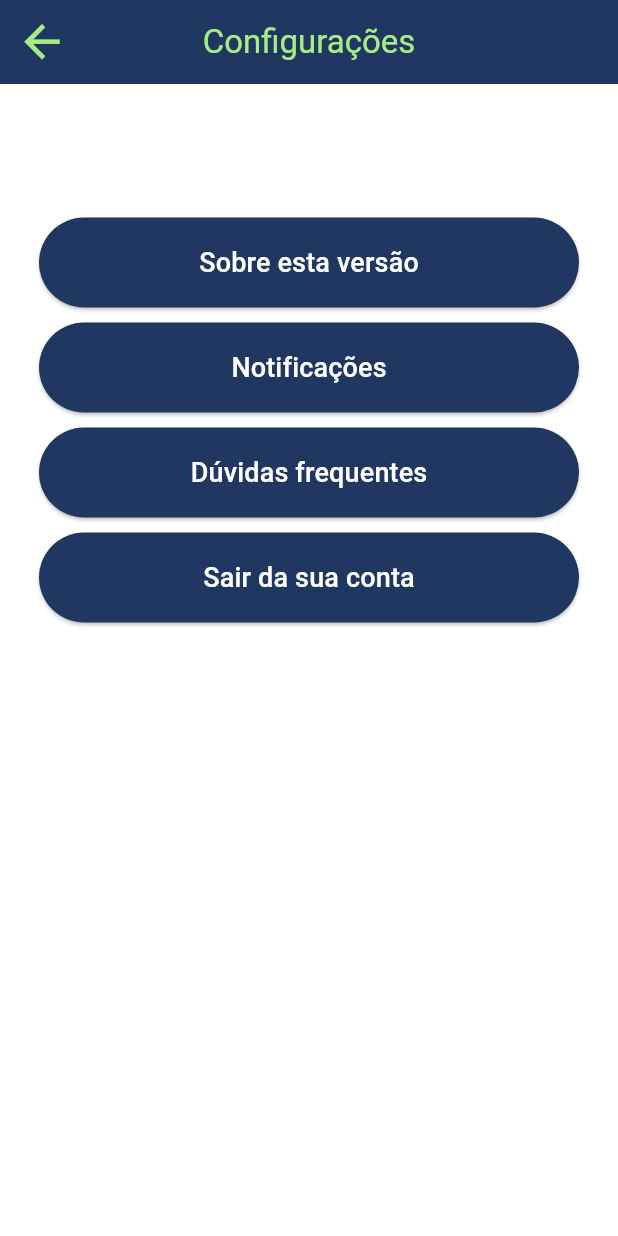
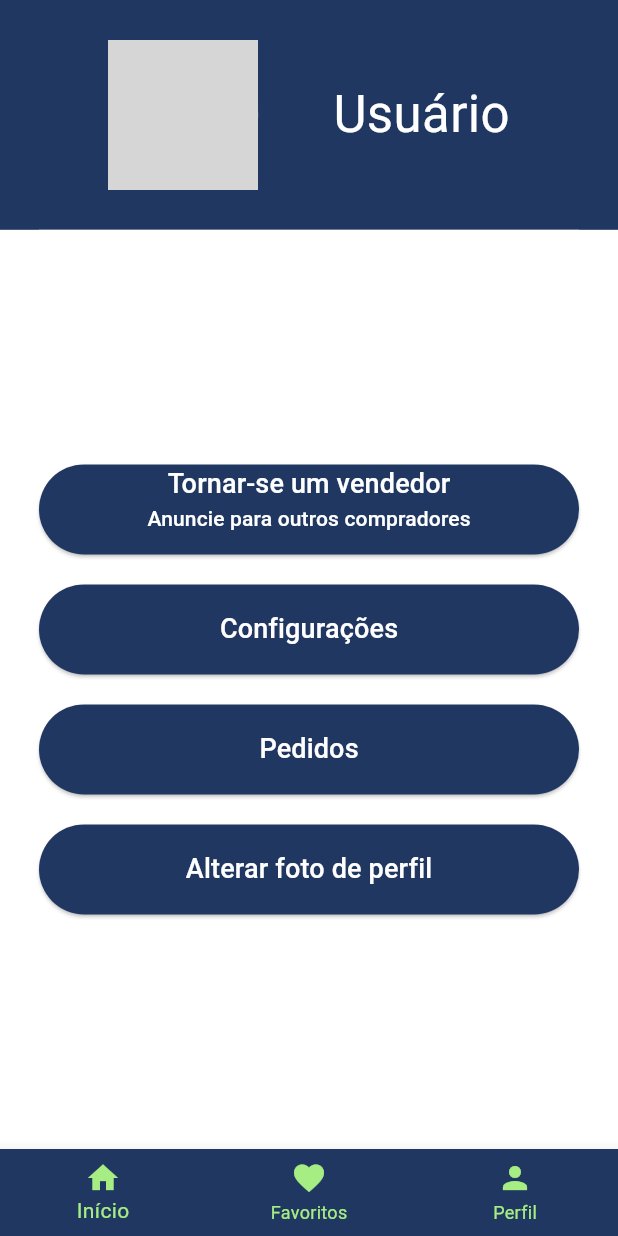
Before and after one commit to wnetohr/uplace, a Flutter app: the MyHomePage screen opened directly, item 3 of the bottom bar chosen, on a phone screen of 412 x 824 dp. Run offline on Flutter 3.47's test engine with Material 3 defaults, Android fonts, the phone set to English and light mode, and no system bars; our stand-ins replace cloud_firestore, decimal, firebase_auth, firebase_core, font_awesome_flutter; accounts and stored records are empty; network calls fail; Roboto replaces fonts that are missing (clarissans); grey boxes are pictures that could not be loaded.

Commit message:
Profile page added

```diff
--- a/lib/widgtes/components/navigation_bar.dart
+++ b/lib/widgtes/components/navigation_bar.dart
@@ -38,7 +38,7 @@ class NavigationUplaceBar extends StatelessWidget {
             // Lidar com a navegação para a página de Favoritos
             break;
           case 2:
-            RoutesFunctions.gotoSettingsPage(context);
+            RoutesFunctions.gotoProfilePage(context);
             break;
         }
       },
--- /dev/null
+++ b/lib/widgtes/pages/profilepage.dart
@@ -0,0 +1,149 @@
+import 'package:flutter/material.dart';
+import 'package:uplace/widgtes/components/navigation_bar.dart';
+import 'package:uplace/widgtes/routes/routes.dart';
+import 'package:uplace/widgtes/themes/colors.dart';
+
+class ProfilePage extends StatelessWidget {
+  const ProfilePage({super.key});
+  @override
+  Widget build(BuildContext context) {
+    return Scaffold(
+      body: Flex(
+        direction: Axis.vertical,
+        children: [
+          Expanded(
+            flex: 1,
+            child: Container(
+              color: AppColors.blueUplace,
+              child: const Row(
+                crossAxisAlignment: CrossAxisAlignment.center,
+                mainAxisAlignment: MainAxisAlignment.center,
+                children: [
+                  CircleAvatar(
+                    backgroundImage: NetworkImage(
+                        'https://images.pexels.com/photos/12842333/pexels-photo-12842333.jpeg?auto=compress&cs=tinysrgb&w=1260&h=750&dpr=1'),
+                    radius: 50.0,
+                    backgroundColor: Colors.grey,
+                  ),
+                  SizedBox(
+                    width: 50,
+                  ),
+                  Text(
+                    'Usuário',
+                    style: TextStyle(fontSize: 34, color: Colors.white),
+                  )
+                ],
+              ),
+            ),
+          ),
+          Expanded(
+              flex: 4,
+              child: Container(
+                color: Colors.white,
+                child: Column(
+                  mainAxisAlignment: MainAxisAlignment.center,
+                  children: [
+                    SizedBox(
+                      width: 360,
+                      height: 60,
+                      child: ElevatedButton(
+                          onPressed: () {},
+                          style: ElevatedButton.styleFrom(
+                            backgroundColor:
+                                AppColors.blueUplace, // Cor de fundo do botão
+                          ),
+                          child: Column(
+                            children: [
+                              const Text(
+                                'Tornar-se um vendedor',
+                                style: TextStyle(
+                                  fontSize: 18,
+                                  color: Colors.white, // Cor do texto do botão
+                                ),
+                              ),
+                              const Text(
+                                'Anuncie para outros compradores',
+                                style: TextStyle(
+                                  fontSize: 14,
+                                  color: Colors.white, // Cor do texto do botão
+                                ),
+                              ),
+                            ],
+                          )),
+                    ),
+                    SizedBox(
+                      height: 20,
+                    ),
+                    SizedBox(
+                      width: 360,
+                      height: 60,
+                      child: ElevatedButton(
+                        onPressed: () {
+                          RoutesFunctions.gotoSettingsPage(context);
+                        },
+                        style: ElevatedButton.styleFrom(
+                          backgroundColor:
+                              AppColors.blueUplace, // Cor de fundo do botão
+                        ),
+                        child: const Text(
+                          'Configurações',
+                          style: TextStyle(
+                            fontSize: 18,
+                            color: Colors.white, // Cor do texto do botão
+                          ),
+                        ),
+                      ),
+                    ),
+                    SizedBox(
+                      height: 20,
+                    ),
+                    SizedBox(
+                      width: 360,
+                      height: 60,
+                      child: ElevatedButton(
+                        onPressed: () {},
+                        style: ElevatedButton.styleFrom(
+                          backgroundColor:
+                              AppColors.blueUplace, // Cor de fundo do botão
+                        ),
+                        child: const Text(
+                          'Pedidos',
+                          style: TextStyle(
+                            fontSize: 18,
+                            color: Colors.white, // Cor do texto do botão
+                          ),
+                        ),
+                      ),
+                    ),
+                    SizedBox(
+                      height: 20,
+                    ),
+                    SizedBox(
+                      width: 360,
+                      height: 60,
+                      child: ElevatedButton(
+                        onPressed: () {
+                          RoutesFunctions.gotoSettingsPage(context);
+                        },
+                        style: ElevatedButton.styleFrom(
+                          backgroundColor:
+                              AppColors.blueUplace, // Cor de fundo do botão
+                        ),
+                        child: const Text(
+                          'Alterar foto de perfil',
+                          style: TextStyle(
+                            fontSize: 18,
+                            color: Colors.white, // Cor do texto do botão
+                          ),
+                        ),
+                      ),
+                    ),
+                  ],
+                ),
+              ))
+        ],
+      ),
+      bottomNavigationBar: const NavigationUplaceBar(),
+    );
+  }
+}
--- a/lib/widgtes/routes/routes.dart
+++ b/lib/widgtes/routes/routes.dart
@@ -1,6 +1,7 @@
 import 'package:flutter/material.dart';
 import 'package:uplace/widgtes/pages/homepage.dart';
 import 'package:uplace/widgtes/pages/productspage.dart';
+import 'package:uplace/widgtes/pages/profilepage.dart';
 import 'package:uplace/widgtes/pages/registerpage.dart';
 import 'package:uplace/widgtes/pages/sellerspage.dart';
 import 'package:uplace/widgtes/pages/servicespage.dart';
@@ -18,6 +19,12 @@ class RoutesFunctions {
     Navigator.push(
       context,
       MaterialPageRoute(builder: (context) => RegisterPage()),
+    );
+  }
+  static void gotoProfilePage(BuildContext context) {
+    Navigator.push(
+      context,
+      MaterialPageRoute(builder: (context) => ProfilePage()),
     );
   }
 
```
